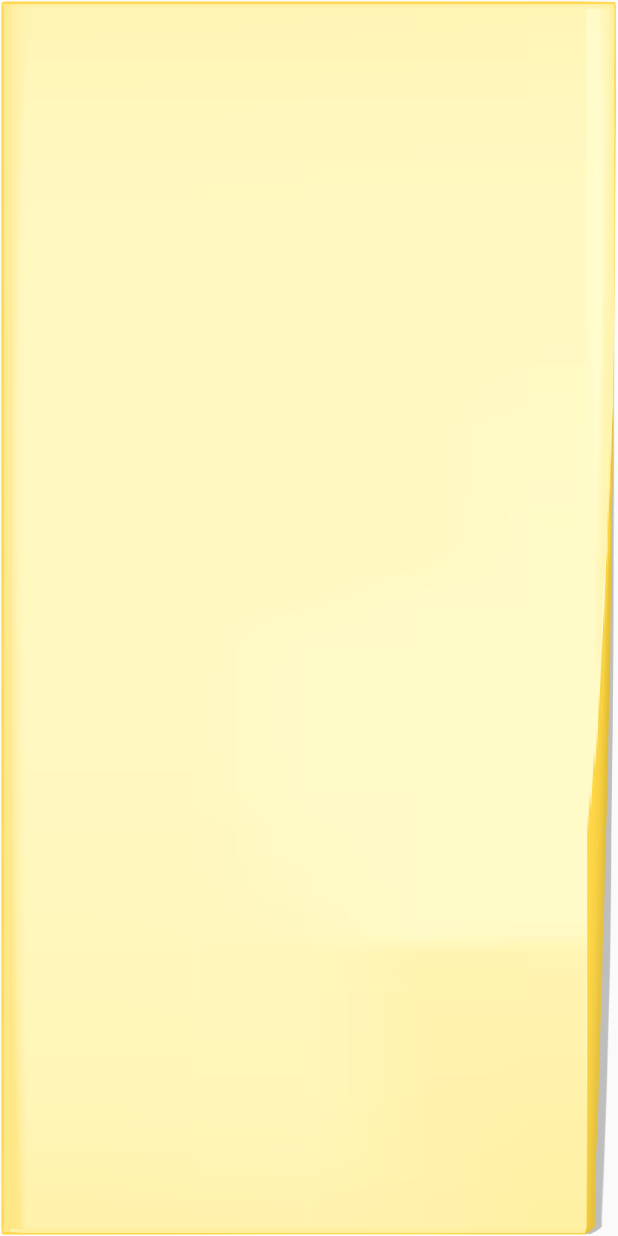
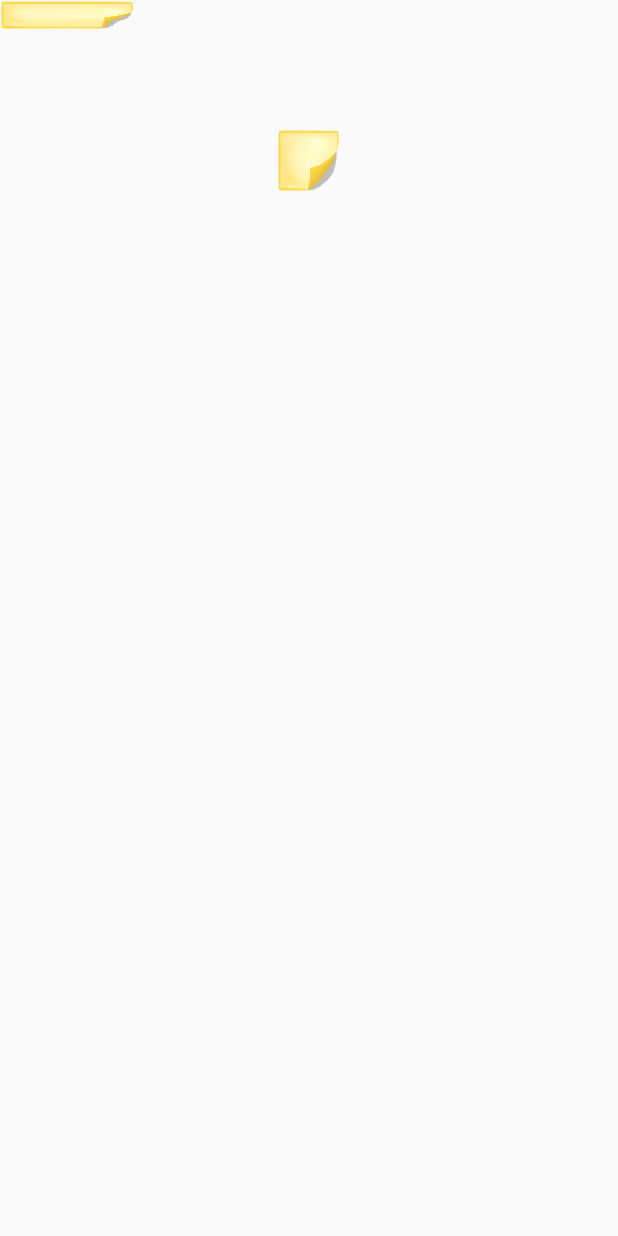
Before and after one commit to atsuko-fukui/memo_widget, an Android app: the layout widget_layout.xml on its own in the app's theme, with its tools: preview values and no code run, on a phone screen of 412 x 824 dp. Run offline under Robolectric (Android 15) with nearby library versions, the phone set to English and light mode, and no system bars.

Commit message:
Bugfix Memo color

```diff
--- a/Me/app/src/main/java/com/reopa/kikuna/memowidget/adapter/MemoListAdapter.java
+++ b/Me/app/src/main/java/com/reopa/kikuna/memowidget/adapter/MemoListAdapter.java
@@ -73,8 +73,7 @@ public class MemoListAdapter extends ArrayAdapter<MemosEntity> {
         view.setText(text);
 
         // Create a randam number to select a background image.
-        Random r = new Random();
-        int num = r.nextInt(ID_DRAWABLE_MEMO_BG.length);
+        int num = text.length() % 4;
         view.setBackgroundResource(ID_DRAWABLE_MEMO_BG[num]);
     }
 }
--- a/Me/app/src/main/res/layout/widget_layout.xml
+++ b/Me/app/src/main/res/layout/widget_layout.xml
@@ -6,9 +6,17 @@
 
     <TextView
         android:id="@+id/widget_text"
-        android:layout_width="match_parent"
-        android:layout_height="match_parent"
+        android:layout_width="@dimen/widget_husen_width"
+        android:layout_height="@dimen/widget_husen_height"
         android:textColor="@color/widget_font_color"
         android:background="@drawable/husen_0" />
-
+    <ImageButton
+        android:id="@+id/imageButton1"
+    android:layout_width="wrap_content"
+    android:layout_height="wrap_content"
+    android:layout_alignParentTop="true"
+    android:layout_centerHorizontal="true"
+    android:layout_marginTop="86dp"
+    android:background="#00000000"
+    android:src="@drawable/husen_0" />
 </RelativeLayout>
--- a/Me/app/src/main/res/values-v14/dimens.xml
+++ b/Me/app/src/main/res/values-v14/dimens.xml
@@ -5,4 +5,7 @@
 
     <dimen name="widget_width">110dp</dimen>
     <dimen name="widget_height">40dp</dimen>
+
+    <dimen name="widget_husen_width">90dp</dimen>
+    <dimen name="widget_husen_height">20dp</dimen>
 </resources>
--- a/Me/app/src/main/res/values/dimens.xml
+++ b/Me/app/src/main/res/values/dimens.xml
@@ -5,4 +5,7 @@
 
     <dimen name="widget_width">146dp</dimen>
     <dimen name="widget_height">72dp</dimen>
+    <dimen name="widget_husen_width">100dp</dimen>
+    <dimen name="widget_husen_height">36dp</dimen>
+
 </resources>
```
